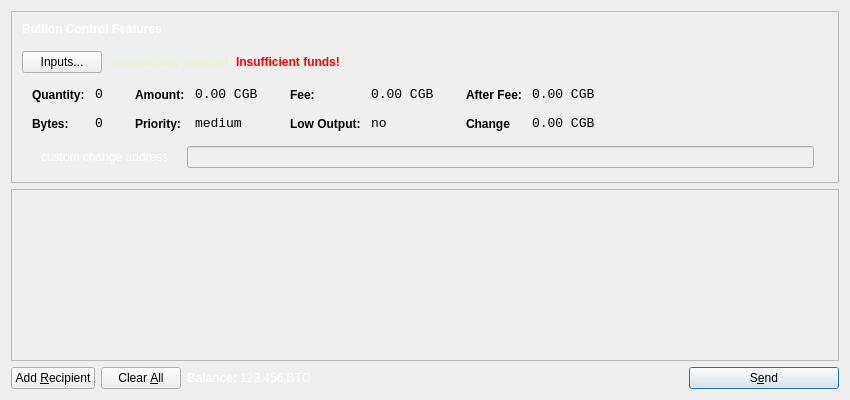
Qt form src/qt/forms/sendcoinsdialog.ui (cryptogenicbonds/CryptoBullion-CBX) before a commit.
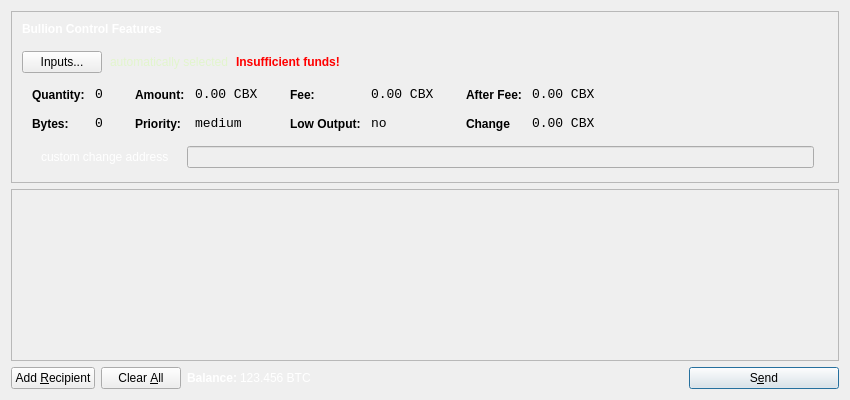
The same form after that commit. Icons and pictures are not drawn.

```diff
--- a/src/qt/forms/sendcoinsdialog.ui
+++ b/src/qt/forms/sendcoinsdialog.ui
@@ -338,7 +338,7 @@
                   <enum>Qt::ActionsContextMenu</enum>
                  </property>
                  <property name="text">
-                  <string>0.00 CGB</string>
+                  <string>0.00 CBX</string>
                  </property>
                  <property name="textInteractionFlags">
                   <set>Qt::LinksAccessibleByMouse|Qt::TextSelectableByKeyboard|Qt::TextSelectableByMouse</set>
@@ -424,7 +424,7 @@
                   <enum>Qt::ActionsContextMenu</enum>
                  </property>
                  <property name="text">
-                  <string>0.00 CGB</string>
+                  <string>0.00 CBX</string>
                  </property>
                  <property name="textInteractionFlags">
                   <set>Qt::LinksAccessibleByMouse|Qt::TextSelectableByKeyboard|Qt::TextSelectableByMouse</set>
@@ -510,7 +510,7 @@
                   <enum>Qt::ActionsContextMenu</enum>
                  </property>
                  <property name="text">
-                  <string>0.00 CGB</string>
+                  <string>0.00 CBX</string>
                  </property>
                  <property name="textInteractionFlags">
                   <set>Qt::LinksAccessibleByMouse|Qt::TextSelectableByKeyboard|Qt::TextSelectableByMouse</set>
@@ -542,7 +542,7 @@
                   <enum>Qt::ActionsContextMenu</enum>
                  </property>
                  <property name="text">
-                  <string>0.00 CGB</string>
+                  <string>0.00 CBX</string>
                  </property>
                  <property name="textInteractionFlags">
                   <set>Qt::LinksAccessibleByMouse|Qt::TextSelectableByKeyboard|Qt::TextSelectableByMouse</set>
```
Left out of the diff: 2 changed lines with no effect on the pictures.
